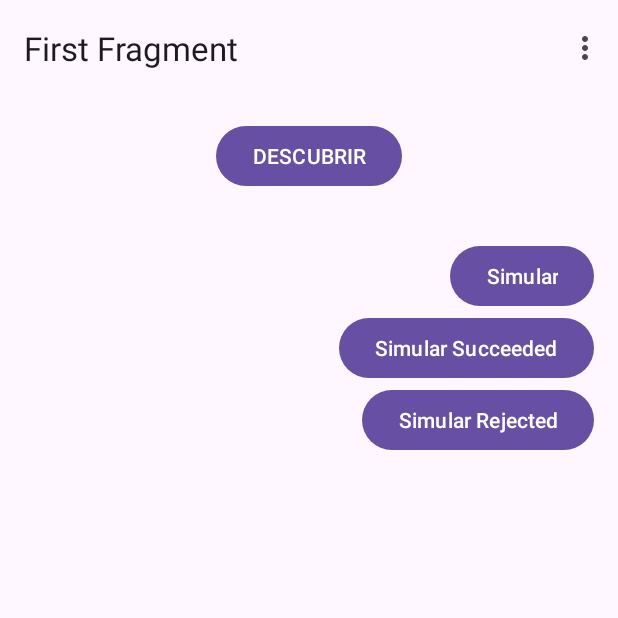
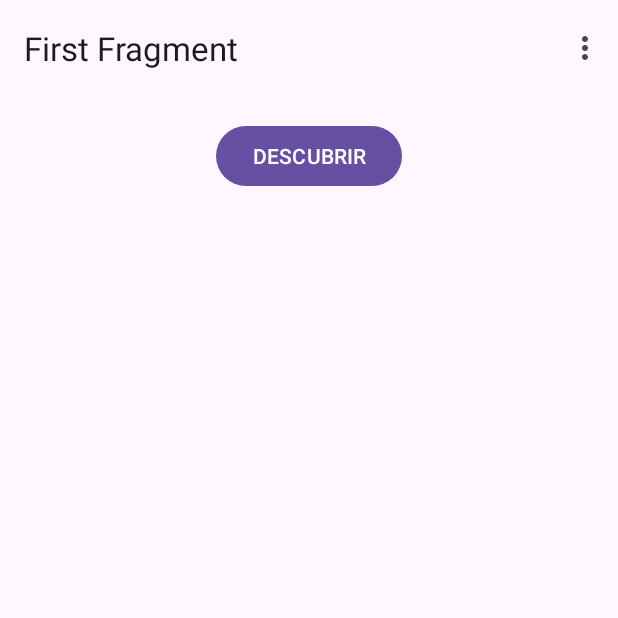
Before and after one commit to albetoetecnia/citiwatelib, an Android app: the screen it shows after launch (MainActivity), on a phone screen of 412 x 824 dp, the top half of it. Run offline under Robolectric (Android 15) with nearby library versions, the phone set to English and light mode, and no system bars; our stand-ins replace navigation-ui; libraries missing offline, so code that uses them is left out: com.karumi.dexter, org.altbeacon.beacon; 3 statements that could not run were skipped.

Commit message:
Cambio funcionamiento únicamente escuchando EV2

```diff
--- a/app/src/main/res/layout/fragment_first.xml
+++ b/app/src/main/res/layout/fragment_first.xml
@@ -37,7 +37,7 @@
             android:layout_height="wrap_content"
             android:layout_marginTop="32dp"
             android:text="Simular"
-            android:visibility="visible"
+            android:visibility="gone"
             app:layout_constraintEnd_toEndOf="parent"
             app:layout_constraintTop_toBottomOf="@+id/button_first">
 
@@ -48,7 +48,7 @@
             android:layout_width="wrap_content"
             android:layout_height="wrap_content"
             android:text="Simular Succeeded"
-            android:visibility="visible"
+            android:visibility="gone"
             app:layout_constraintEnd_toEndOf="parent"
             app:layout_constraintTop_toBottomOf="@+id/simulate">
 
@@ -59,7 +59,7 @@
             android:layout_width="wrap_content"
             android:layout_height="wrap_content"
             android:text="Simular Rejected"
-            android:visibility="visible"
+            android:visibility="gone"
             app:layout_constraintBottom_toBottomOf="parent"
             app:layout_constraintEnd_toEndOf="parent"
             app:layout_constraintTop_toBottomOf="@+id/simulate2">
--- a/citiwastelib/src/main/java/com/citisend/citiwastelib/CitiConnect.java
+++ b/citiwastelib/src/main/java/com/citisend/citiwastelib/CitiConnect.java
@@ -30,26 +30,21 @@ public class CitiConnect {
     Activity activity;
     private BeaconManager beaconManager;
     private Region region;
-    private int timer_lock_opened = 3;
-    private int timer_door_opened = 10;
+    private int timer = 2;
     private final BeaconTransmitter beaconTransmitter;
     private boolean isMonitoring = false;
     private Beacon beacon;
-    private boolean isOpenedLock = false;
-    private boolean isOpenedDoor = false;
-    private boolean discoverd = false;
+    private boolean isIndentificationSucceded = false;
     Beacon beaconSelected;
     private String id2Signal;
     private String id3Signal;
     private String project_id;
     private String user_id;
 
-    public CitiConnect(Activity activity, int project_id, int user_id, @Nullable Integer timer_lock_opened, @Nullable Integer timer_door_opened) {
+    public CitiConnect(Activity activity, int project_id, int user_id, @Nullable Integer timer) {
         this.activity = activity;
-        if (timer_lock_opened != null)
-            this.timer_lock_opened = timer_lock_opened;
-        if (timer_door_opened != null)
-            this.timer_door_opened = timer_door_opened;
+        if (timer != null)
+            this.timer = timer;
         this.project_id = Integer.toHexString(project_id);
         String value = String.format("%8s", Integer.toHexString(user_id)).replace(' ', '0');
         this.user_id = value.substring(0, 4) + "-" + value.substring(4, value.length());
@@ -66,6 +61,7 @@ public class CitiConnect {
     public interface OnEvent {
         void onDiscover(String name, int state);
     }
+
     public interface OnErrorWaste {
         void onError(int error);
     }
@@ -78,11 +74,17 @@ public class CitiConnect {
 
     public void discover(OnDiscoverWaste onDiscoverWaste, OnErrorWaste onErrorWaste) {
         destroy();
+        isIndentificationSucceded = false;
         isMonitoring = true;
         beaconManager = BeaconManager.getInstanceForApplication(this.activity);
         beaconManager.getBeaconParsers().add(new BeaconParser().
                 setBeaconLayout("m:2-3=beac,i:4-19,i:20-21,i:22-23,p:24-24,d:25-25"));
         beaconManager.addRangeNotifier((beacons, region) -> {
+            if (isIndentificationSucceded) {
+                destroy();
+                Log.e(TAG, "BEACON EV2: " + "OUT");
+                return;
+            }
             for (Beacon beacon : beacons) {
                 String name = beacon.getId1().toHexString().substring(2, 8);
                 if (name.equals("434954")) {
@@ -100,57 +102,62 @@ public class CitiConnect {
                     String binary = Utils.HexToBinary(beacon.getId1().toHexString().
                             substring(beacon.getId1().toHexString().length() - 2));
                     Log.i(TAG, "BEACON FOUND id1: " + beacon.getId1());
-                    Log.i(TAG, "BEACON FOUND test lib id2: " + beacon.getId2());
-                    Log.i(TAG, "BEACON FOUND test lib id3: " + beacon.getId3());
-                    Log.i(TAG, "BEACON FOUND size " + beacons.size());
-                    Log.i(TAG, "BEACON FOUND Binario ev1 " + binary);
                     Log.i(TAG, "BEACON FOUND Binario ev1 hex " + beacon.getId1().toHexString().
                             substring(beacon.getId1().toHexString().length() - 2));
-
-                    if (!String.valueOf(beacon.getId2().toInt()).equalsIgnoreCase(id2Signal)) {
-                        Log.i(TAG, "BEACON EV2 MESSAGE: " + beacon.getId2().toHexString());
                     String binary_ev2 = Utils.HexToBinary(beacon.getId2().toHexString().
                             substring(2, 4));
-                        Log.i(TAG, "BEACON EV2 BINARIO: " + binary_ev2);
+                    Log.i(TAG, "BEACON EV2 " + binary_ev2.substring(0, 2));
                     switch (binary_ev2.substring(0, 2)) {
-                            case "00":
-                                onDiscoverWaste.onDiscover("No event", State.EV2_ERROR_NO_EVENT);
-                                break;
                         case "01":
+                            continueFirstTime = false;
+                            destroy();
+                            isIndentificationSucceded = true;
                             onDiscoverWaste.onDiscover("Identification suceedeed", State.EV2_SUCCEED_EVENT);
                             break;
                         case "10":
+                            continueFirstTime = false;
+                            destroy();
+                            isIndentificationSucceded = true;
                             onDiscoverWaste.onDiscover("Id rejected, acces politics or device mode", State.EV2_ERROR_ID_REJECTED_POLITICS_DEVICE_MODE);
                             break;
                         case "11":
+                            continueFirstTime = false;
+                            destroy();
+                            isIndentificationSucceded = true;
                             onDiscoverWaste.onDiscover("Id rejected, wrong project", State.EV2_ERROR_ID_REJECTED_WRONG_PROJECT);
                             break;
                     }
+
+                    try {
+                        Thread.sleep(100);
+                    } catch (InterruptedException e) {
+                        throw new RuntimeException(e);
                     }
-
                     if (continueFirstTime) {
-                       // if (binary.charAt(1) == 49) {
                         if (binary.charAt(2) == 49) {
-                                // LOOCK CLOSED AND PRESENCE DETECTED
-                                Log.d("CitiConnect", "LOCK CLOSED AND PRESENCE DETECTED");
+                            // PRESENCE DETECTED
+                            if (!isIndentificationSucceded) {
+                                Log.d("BEACON EV2", "LOCK PRESENCE DETECTED");
                                 beaconSelected = beacon;
-                                isOpenedLock = false;
+                                isIndentificationSucceded = false;
                                 handler.postDelayed(() -> {
-                                    if (!isOpenedLock) {
-                                        onErrorWaste.onError(Error.TIME_OUT_LOCK);
+                                    Log.w(TAG, "BEACON EV2: " + "FIN TIME OUT");
+                                    if (!isIndentificationSucceded) {
+                                        onErrorWaste.onError(Error.TIME_OUT);
                                         this.destroy();
                                     }
-                                }, timer_lock_opened * 1000L);
+                                }, timer * 1000L);
                                 this.sendOpenSignal();
-                                onDiscoverWaste.onDiscover(name, State.EVENT_LOCK_CLOSED_PRESENCE);
+                                onDiscoverWaste.onDiscover(name, State.EVENT_PRESENCE_DETECTED);
+                            }
                             return;
                         } else {
-                                Log.d("CitiConnect", "LOCK CLOSED 1 PRESENCE DETECTOR 0");
+                            Log.d("CitiConnect", "PRESENCE DETECTOR 0");
                         }
                         // } else {
                         //   Log.d("CitiConnect", "LOCK CLOSED 0");
                         // }
-                    } else {
+                    }/* else {
                         if (binary.charAt(0) == 49) {
                             Log.d("CitiConnect", "LOCK OPENED WAIT DOOR");
                             if (binary.charAt(3) == 49) {
@@ -159,6 +166,11 @@ public class CitiConnect {
                                 onDiscoverWaste.onDiscover(name, State.EVENT_DOOR_OPENED);
                                 //beaconSelected = null;
                                 //this.destroy();
+                                if (beaconTransmitter.isStarted()) {
+                                    this.closeOpenSignal();
+                                    isOpenedLock = true;
+                                    onDiscoverWaste.onDiscover(name, State.EVENT_LOCK_OPENED);
+                                }
                                 return;
                             } else {
                                 Log.d("CitiConnect", "LOCK OPENED 1 DOOR OPENED 0");
@@ -182,7 +194,7 @@ public class CitiConnect {
                                 onDiscoverWaste.onDiscover(name, State.EVENT_DOOR_CLOSED);
                             }
                         }
-                    }
+                    }*/
                 }
             }
         });
@@ -195,6 +207,7 @@ public class CitiConnect {
         handler.removeCallbacksAndMessages(null);
         if (beaconManager != null) {
             beaconManager.stopRangingBeacons(region);
+            Log.d("BEACON EV2", "stopRangingBeacons");
             beaconManager = null;
             isMonitoring = false;
         }
@@ -216,7 +229,7 @@ public class CitiConnect {
         //  .setId1("43495400-1008-0000-0000-000000000100")
 
         beacon = new Beacon.Builder()
-                .setId1("434d4400-1008-"+ this.project_id +"-" + this.user_id + "00000001")
+                .setId1("434d4400-1008-" + this.project_id + "-" + this.user_id + "00000001")
                 .setId2(id2Signal)
                 .setId3(id3Signal)
                 .setManufacturer(0x65535)
--- a/citiwastelib/src/main/java/com/citisend/citiwastelib/Error.java
+++ b/citiwastelib/src/main/java/com/citisend/citiwastelib/Error.java
@@ -1,6 +1,5 @@
 package com.citisend.citiwastelib;
 
 public class Error {
-   public static final int TIME_OUT_DOOR = 998;
-   public static final int TIME_OUT_LOCK = 999;
+   public static final int TIME_OUT = 999;
 }
--- a/citiwastelib/src/main/java/com/citisend/citiwastelib/State.java
+++ b/citiwastelib/src/main/java/com/citisend/citiwastelib/State.java
@@ -1,7 +1,7 @@
 package com.citisend.citiwastelib;
 
 public class State {
-   public static final int EVENT_LOCK_CLOSED_PRESENCE = 1;
+   public static final int EVENT_PRESENCE_DETECTED = 1;
    public static final int EVENT_LOCK_OPENED = 2;
    public static final int EVENT_DOOR_OPENED = 3;
    public static final int EVENT_DOOR_CLOSED = 4;
```
Also changed, not shown: app/src/main/java/com/etecnia/testlibapp/FirstFragment.kt (+34 -26 lines). Lines whose indentation alone changed are shown as unchanged.
